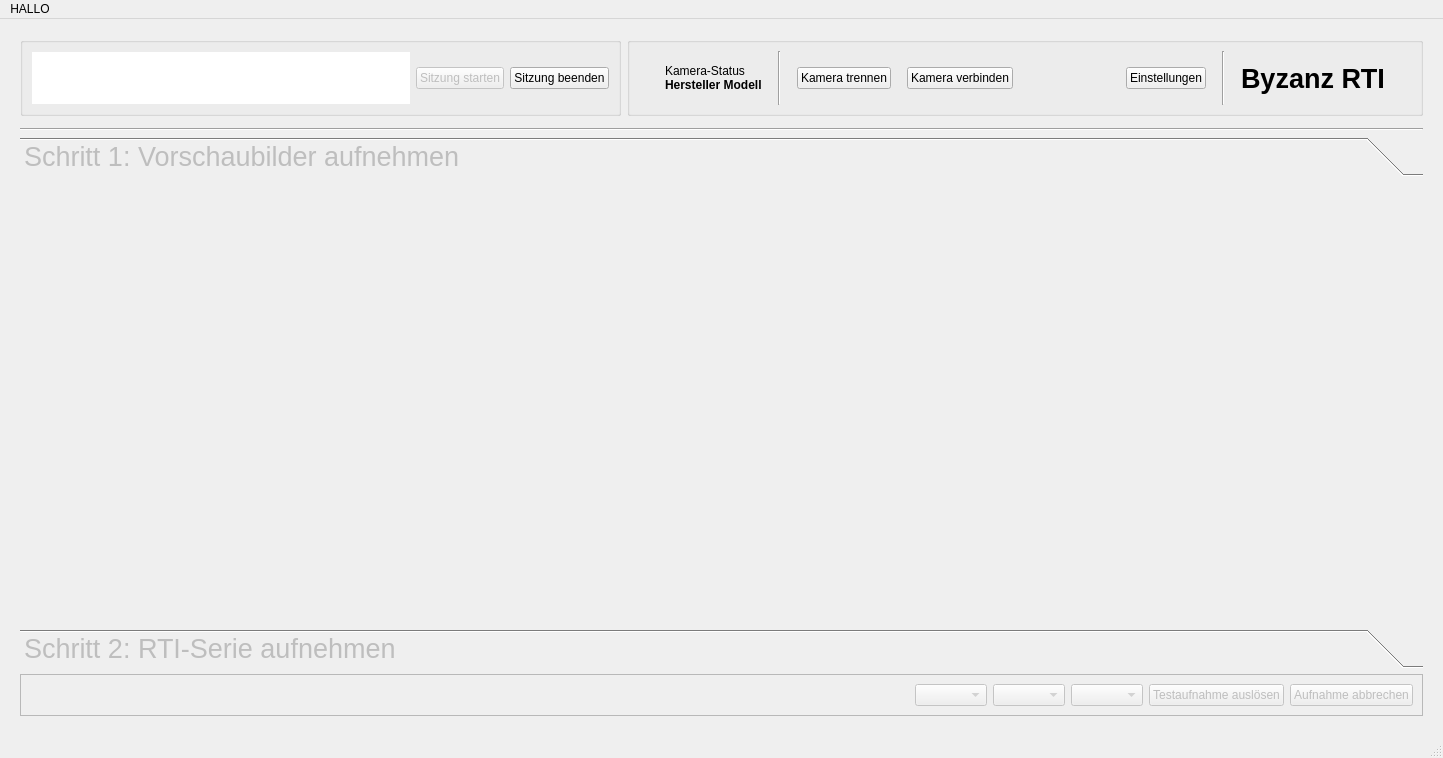
Before: the Qt Designer form ui/main_window.ui in cceh/byzanz-capture, drawn with Qt 5.
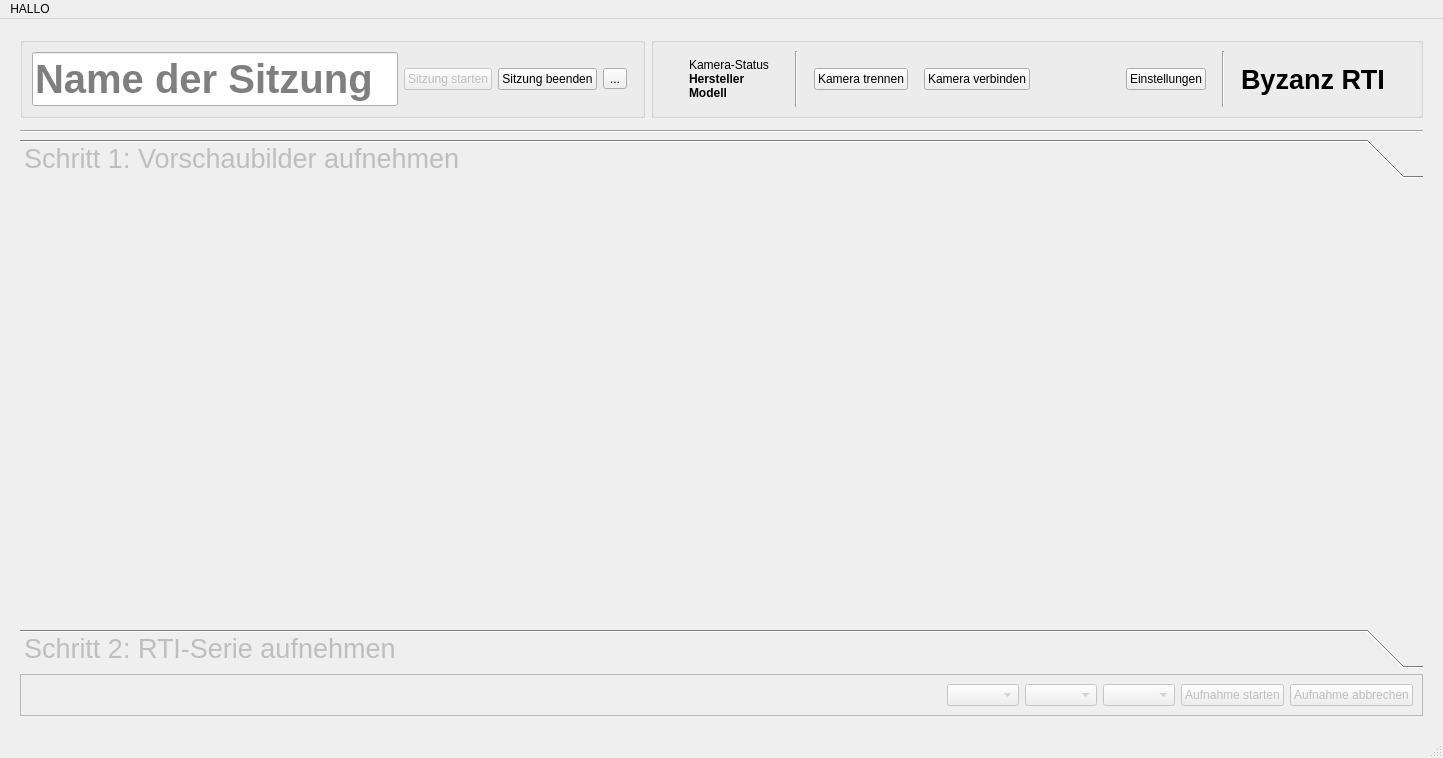
After: the same form once the commit is applied. Icons and pictures are not drawn. Custom widgets are drawn as their Qt base class.

The edit to the form file:
```diff
--- a/ui/main_window.ui
+++ b/ui/main_window.ui
@@ -43,114 +43,26 @@
         <layout class="QHBoxLayout" name="horizontalLayout_10">
          <item>
           <widget class="QLineEdit" name="sessionNameEdit">
-           <property name="enabled">
-            <bool>true</bool>
-           </property>
            <property name="sizePolicy">
             <sizepolicy hsizetype="Maximum" vsizetype="Fixed">
              <horstretch>0</horstretch>
              <verstretch>0</verstretch>
             </sizepolicy>
            </property>
-           <property name="palette">
-            <palette>
-             <active>
-              <colorrole role="BrightText">
-               <brush brushstyle="SolidPattern">
-                <color alpha="255">
-                 <red>71</red>
-                 <green>22</green>
-                 <blue>18</blue>
-                </color>
-               </brush>
-              </colorrole>
-              <colorrole role="AlternateBase">
-               <brush brushstyle="SolidPattern">
-                <color alpha="255">
-                 <red>168</red>
-                 <green>22</green>
-                 <blue>3</blue>
-                </color>
-               </brush>
-              </colorrole>
-              <colorrole role="PlaceholderText">
-               <brush brushstyle="SolidPattern">
-                <color alpha="64">
-                 <red>255</red>
-                 <green>16</green>
-                 <blue>0</blue>
-                </color>
-               </brush>
-              </colorrole>
-             </active>
-             <inactive>
-              <colorrole role="BrightText">
-               <brush brushstyle="SolidPattern">
-                <color alpha="255">
-                 <red>55</red>
-                 <green>55</green>
-                 <blue>55</blue>
-                </color>
-               </brush>
-              </colorrole>
-              <colorrole role="AlternateBase">
-               <brush brushstyle="SolidPattern">
-                <color alpha="255">
-                 <red>152</red>
-                 <green>152</green>
-                 <blue>152</blue>
-                </color>
-               </brush>
-              </colorrole>
-              <colorrole role="PlaceholderText">
-               <brush brushstyle="SolidPattern">
-                <color alpha="63">
-                 <red>255</red>
-                 <green>255</green>
-                 <blue>255</blue>
-                </color>
-               </brush>
-              </colorrole>
-             </inactive>
-             <disabled>
-              <colorrole role="BrightText">
-               <brush brushstyle="SolidPattern">
-                <color alpha="255">
-                 <red>71</red>
-                 <green>22</green>
-                 <blue>18</blue>
-                </color>
-               </brush>
-              </colorrole>
-              <colorrole role="AlternateBase">
-               <brush brushstyle="SolidPattern">
-                <color alpha="255">
-                 <red>152</red>
-                 <green>152</green>
-                 <blue>152</blue>
-                </color>
-               </brush>
-              </colorrole>
-              <colorrole role="PlaceholderText">
-               <brush brushstyle="SolidPattern">
-                <color alpha="63">
-                 <red>255</red>
-                 <green>255</green>
-                 <blue>255</blue>
-                </color>
-               </brush>
-              </colorrole>
-             </disabled>
-            </palette>
-           </property>
            <property name="font">
             <font>
              <pointsize>30</pointsize>
              <bold>true</bold>
             </font>
            </property>
-           <property name="frame">
-            <bool>false</bool>
+           <property name="styleSheet">
+            <string notr="true">QLineEdit:disabled {
+  color: palette(text);
+  background: palette(window);
+}</string>
+           </property>
+           <property name="text">
+            <string/>
            </property>
            <property name="readOnly">
             <bool>false</bool>
@@ -191,6 +103,19 @@
            </property>
           </widget>
          </item>
+         <item>
+          <widget class="QToolButton" name="sessionMenuButton">
+           <property name="toolTip">
+            <string>Bestehende Sitzung öffnen</string>
+           </property>
+           <property name="text">
+            <string>...</string>
+           </property>
+          </widget>
+         </item>
+         <item>
+          <widget class="Spinner" name="sessionLoadingSpinner" native="true"/>
+         </item>
         </layout>
        </widget>
       </item>
@@ -438,7 +363,7 @@
          <x>0</x>
          <y>0</y>
          <width>1403</width>
-         <height>415</height>
+         <height>390</height>
         </rect>
        </property>
        <property name="font">
@@ -584,7 +509,10 @@
        <item>
         <widget class="QPushButton" name="captureButton">
          <property name="text">
-          <string>Testaufnahme auslösen</string>
+          <string>Aufnahme starten</string>
+         </property>
+         <property name="shortcut">
+          <string>Space</string>
          </property>
         </widget>
        </item>
```
Left out of the diff: 83 changed lines with no effect on the pictures.
